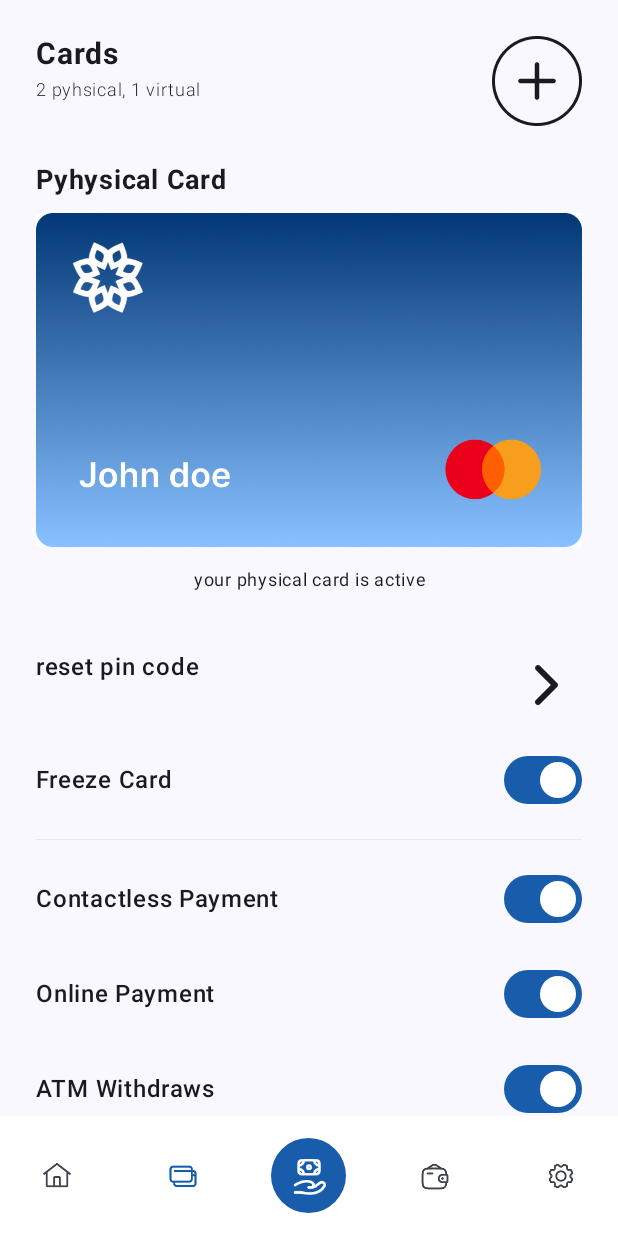
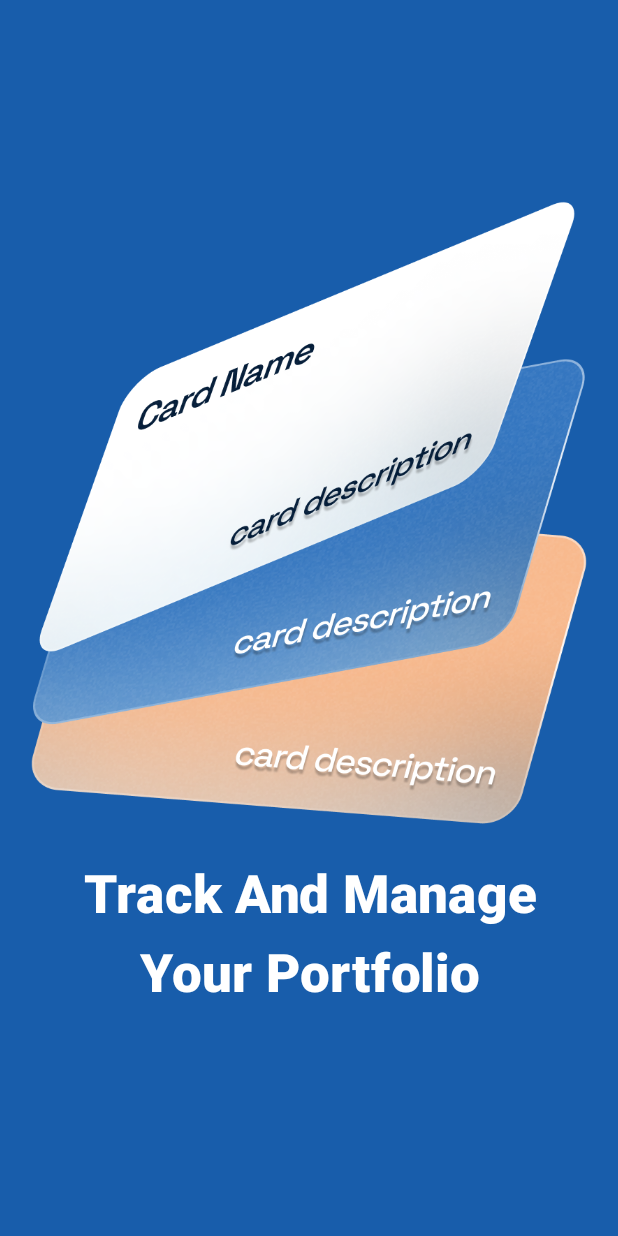
Before and after one commit to ikran-04/sal_bnk_app, an Android app built with Jetpack Compose: the screen it shows after launch (MainActivity), item 2 of the bottom bar chosen, on a phone screen of 412 x 824 dp. Run offline under Robolectric (Android 15) with nearby library versions, the light colour scheme and no system bars.

Commit message:
adding the qrcode screen

```diff
--- a/app/src/main/java/com/example/sal_bank_app/Cards.kt
+++ b/app/src/main/java/com/example/sal_bank_app/Cards.kt
@@ -122,7 +122,7 @@
 
         //cards
         Column (modifier = Modifier.padding(horizontal = 24.dp)) {
-            val pagerState = rememberPagerState()
+            val pagerState = rememberPagerState(initialPage = 0)
             Column(
 //                      modifier = Modifier.fillMaxSize()
             )
--- a/app/src/main/java/com/example/sal_bank_app/Home.kt
+++ b/app/src/main/java/com/example/sal_bank_app/Home.kt
@@ -83,6 +83,7 @@
         composable("Wallet") { Wallet(navController) }
         composable("LoanCalculator") { LoanCalculatorScreen(navController) }
         composable("ApprovedLoan") { ApprovedLoan(navController) }
+        composable("Scan") { QrScreen() }
     }
 }
 @Composable
--- a/app/src/main/java/com/example/sal_bank_app/MainActivity.kt
+++ b/app/src/main/java/com/example/sal_bank_app/MainActivity.kt
@@ -11,6 +11,7 @@
 import androidx.compose.foundation.background
 import androidx.compose.foundation.layout.Box
 import androidx.compose.foundation.layout.fillMaxSize
+import androidx.compose.foundation.layout.height
 import androidx.compose.foundation.layout.padding
 import androidx.compose.foundation.layout.size
 import androidx.compose.foundation.shape.CircleShape
@@ -91,11 +92,6 @@
             SplashScreen(navController=navController)
         }
 
-        composable("cards_screen"){
-            PopUpScreen(navController=navController)
-        }
-
-
         composable("main_screen"){
            MainScreen()
         }
@@ -116,7 +112,7 @@
             unselectedIcon = painterResource(id = R.drawable.home),
         ),
         BottomNavigationItem(
-            title = "Cards",
+            title = "cards_screen",
 
             selectedIcon = painterResource(id = R.drawable.cards),
             unselectedIcon = painterResource(id = R.drawable.cards),
@@ -135,7 +131,7 @@
             unselectedIcon = painterResource(id = R.drawable.wallett),
         ),
         BottomNavigationItem(
-            title = "Notifications",
+            title = "Scans",
 
             selectedIcon = painterResource(id = R.drawable.settinggs),
             unselectedIcon = painterResource(id = R.drawable.settinggs),
@@ -150,8 +146,9 @@
             val currentRoute = navBackStackEntry?.destination?.route
 
 
-            if (currentRoute !=  Screens.Loans.route && currentRoute != Screens.cards_screen.route  && currentRoute != Screens.Finances.route && currentRoute != Screens.Notifications.route ) {
+            if (currentRoute !=  Screens.Loans.route && currentRoute != Screens.cards_screen.route  && currentRoute != Screens.Finances.route && currentRoute != Screens.Notifications.route && currentRoute != Screens.Scans.route ) {
                 NavigationBar(
+                    modifier = Modifier.height(56.dp),
                     containerColor = Color.White,
                 ) {
 
@@ -172,7 +169,7 @@
 
                                     Box(
                                         modifier = Modifier
-                                            .size(50.dp)
+                                            .size(40.dp)
                                             .clip(CircleShape)
                                             .background(Color(0xFF185DAB)),
                                         contentAlignment = Alignment.Center
@@ -183,7 +180,7 @@
                                             contentDescription = "Home icon",
 
                                             modifier = Modifier
-                                                .size(28.dp)
+                                                .size(23.dp)
 //                                                                .tint(Color.White)
                                         )
                                     }
@@ -220,6 +217,8 @@
             composable(Screens.Loans.route) { LoansScreen() }
             composable(Screens.Savings.route) { SavingsScreen() }
             composable(Screens.Notifications.route) { NotificationsScreen() }
+            composable(Screens.cards_screen.route) { CardsPopupScreen() }
+            composable(Screens.Scans.route) { QrScreen() }
             composable("Finances"){
                 FinancesCard(navController=navController)
             }
--- a/app/src/main/java/com/example/sal_bank_app/Notifications.kt
+++ b/app/src/main/java/com/example/sal_bank_app/Notifications.kt
@@ -77,14 +77,14 @@
                         .fillMaxWidth()
                         .fillMaxHeight()
                         .padding(24.dp),
-                    horizontalArrangement = Arrangement.spacedBy(40.dp),
                     verticalAlignment = Alignment.CenterVertically
                 ) {
                     Image(painter = painterResource(id = R.drawable.left_arr_white), contentDescription = null)
                     Text(
                         text = "Notifications", fontSize = 18.sp,
                         color = Color.White,
-                        textAlign = TextAlign.Center)
+                        textAlign = TextAlign.Center,
+                        modifier = Modifier.fillMaxWidth())
 
                 }
 
--- a/app/src/main/java/com/example/sal_bank_app/Screens.kt
+++ b/app/src/main/java/com/example/sal_bank_app/Screens.kt
@@ -15,5 +15,6 @@
     object Notifications :Screens("Notifications")
     object LoanCalculator :Screens("LoanCalculator")
     object cards_screen :Screens("cards_screen")
-    object popup :Screens("popup")
+    object Scans :Screens("Scans")
+    object poppup :Screens("poppup")
 }
--- a/app/src/main/java/com/example/sal_bank_app/cards_screen.kt
+++ b/app/src/main/java/com/example/sal_bank_app/cards_screen.kt
@@ -3,6 +3,7 @@
 import android.os.Bundle
 import androidx.activity.ComponentActivity
 import androidx.activity.compose.setContent
+import androidx.compose.foundation.ExperimentalFoundationApi
 import androidx.compose.foundation.Image
 import androidx.compose.foundation.background
 import androidx.compose.foundation.layout.Arrangement
@@ -12,9 +13,13 @@
 import androidx.compose.foundation.layout.fillMaxSize
 import androidx.compose.foundation.layout.fillMaxWidth
 import androidx.compose.foundation.layout.padding
+import androidx.compose.foundation.pager.HorizontalPager
+import androidx.compose.foundation.pager.rememberPagerState
 import androidx.compose.material3.Button
 import androidx.compose.material3.MaterialTheme
 import androidx.compose.material3.Surface
+import androidx.compose.material3.Tab
+import androidx.compose.material3.TabRow
 import androidx.compose.material3.Text
 import androidx.compose.runtime.Composable
 import androidx.compose.runtime.LaunchedEffect
@@ -38,8 +43,14 @@
 import androidx.navigation.compose.composable
 import androidx.navigation.compose.rememberNavController
 import com.example.sal_bank_app.ui.theme.Sal_bank_appTheme
+import com.google.android.material.tabs.TabItem
 import kotlinx.coroutines.delay
 
+data class TabItem(
+    val title:String,
+
+
+    )
 class cards_screen : ComponentActivity() {
 
     override fun onCreate(savedInstanceState: Bundle?) {
@@ -57,18 +68,48 @@
                     color = MaterialTheme.colorScheme.background
                 ) {
 
-
+                   CardsPopupScreen()
                 }
             }
         }
     }
 }
 
+@OptIn(ExperimentalFoundationApi::class)
+@Composable
+fun CardsPopupScreen(){
+//        val navController = rememberNavController()
+//        NavHost(navController = navController, startDestination = "cards_screen") {
+//        composable("Cards") { CardsScreen() }
+//
+//    }
+
+
+
+    Column(modifier = Modifier
+        .fillMaxSize()
+    ) {
+        val pagerState = rememberPagerState(initialPage = 0)
+
+// Create a HorizontalPager with the pager state and the screen list
+        HorizontalPager(
+            state = pagerState,
+            pageCount = 2,
+            modifier = Modifier.fillMaxSize()
+        ) { index ->
+            when (index) {
+                0 -> PopUpScreen()
+                1 -> CardsScreen()
+            }
+        }
+
+
+    }
+
+}
 
 @Composable
-fun PopUpScreen(navController: NavController) {
-
-    var popUpShown by remember { mutableStateOf(false) }
+fun PopUpScreen() {
 
     @Composable
     fun PopUpContent() {
@@ -76,7 +117,6 @@
             modifier = Modifier
                 .fillMaxWidth()
                 .fillMaxHeight()
-//                .align(Alignment.Center)
                 .background(Color(0xFF185DAB))
                 .padding(16.dp),
             verticalArrangement = Arrangement.Center,
@@ -87,20 +127,9 @@
             Text(  modifier = Modifier
 
                 .padding(20.dp),text = "Track And Manage Your Portfolio", fontSize = 35.sp, textAlign = TextAlign.Center, color = Color.White, fontWeight = FontWeight.Black , lineHeight = 1.5.em)
-            Button(onClick = {navController.navigate("Cards") }) {
-                Text(text = "Get Started!")
-            }
         }
     }
 
-
-    LaunchedEffect(Unit) {
-        delay(2000)
-        popUpShown = true
-    }
-
-    // A conditional statement that displays the pop-up based on the boolean variable
-    if (popUpShown) {
         Box(
             modifier = Modifier
                 .fillMaxSize()
@@ -108,6 +137,5 @@
                 .zIndex(5f)
         ) {
             PopUpContent()
-        }
     }
 }
--- a/app/src/main/res/values/strings.xml
+++ b/app/src/main/res/values/strings.xml
@@ -7,4 +7,5 @@
     <string name="title_activity_finances_screen">finances_screen</string>
     <string name="title_activity_savings">Savings</string>
     <string name="title_activity_notifications">Notifications</string>
+    <string name="title_activity_scan">Scan</string>
 </resources>
```
Also changed, not shown: app/build.gradle.kts (+14 -0 lines), app/src/main/AndroidManifest.xml (+7 -1 lines), app/src/main/java/com/example/sal_bank_app/Scan.kt (added, +126 -0 lines), app/src/main/res/drawable-nodpi/qrcode.png (added).
